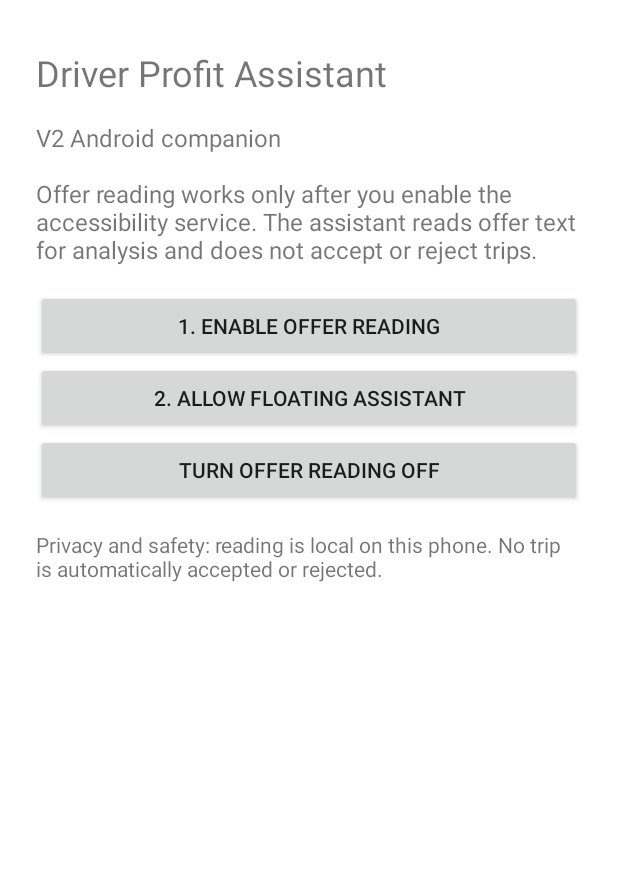
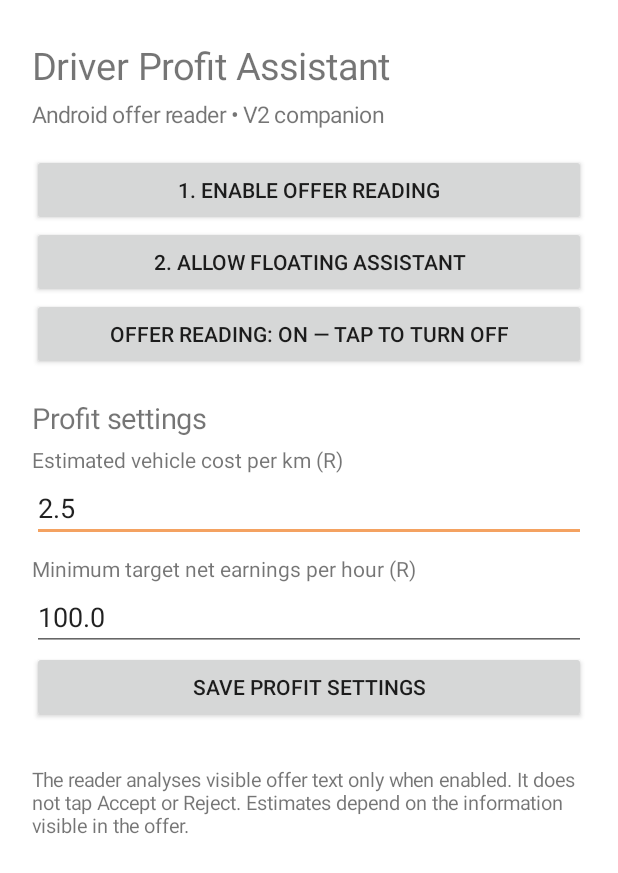
Before and after one commit to whalynbomm-blip/driver-profit-assistant-v2, an Android app: the screen it shows after launch (MainActivity), on a phone screen of 412 x 824 dp. Shown: the top 873 px of the screen. Run offline under Robolectric (Android 15) with nearby library versions, the phone set to English and light mode, and no system bars.

Commit message:
Add editable driver profit settings and reader controls

```diff
--- a/app/src/main/java/za/co/driverprofit/assistant/MainActivity.kt
+++ b/app/src/main/java/za/co/driverprofit/assistant/MainActivity.kt
@@ -4,55 +4,106 @@ import android.content.Intent
 import android.net.Uri
 import android.os.Bundle
 import android.provider.Settings
+import android.view.ViewGroup
 import android.widget.Button
+import android.widget.EditText
 import android.widget.LinearLayout
 import android.widget.TextView
 import androidx.appcompat.app.AppCompatActivity
 
 class MainActivity : AppCompatActivity() {
+    private lateinit var prefs: android.content.SharedPreferences
+    private lateinit var readerButton: Button
+    private lateinit var costInput: EditText
+    private lateinit var hourlyInput: EditText
+
     override fun onCreate(savedInstanceState: Bundle?) {
         super.onCreate(savedInstanceState)
-        val prefs = getSharedPreferences("driver_profit", MODE_PRIVATE)
+        prefs = getSharedPreferences("driver_profit", MODE_PRIVATE)
         val root = LinearLayout(this).apply {
             orientation = LinearLayout.VERTICAL
-            setPadding(36, 48, 36, 36)
+            setPadding(32, 40, 32, 32)
         }
         root.addView(TextView(this).apply {
             text = "Driver Profit Assistant"
-            textSize = 24f
+            textSize = 25f
         })
         root.addView(TextView(this).apply {
-            text = "V2 Android companion\n\nOffer reading works only after you enable the accessibility service. The assistant reads offer text for analysis and does not accept or reject trips."
-            textSize = 16f
-            setPadding(0, 24, 0, 24)
+            text = "Android offer reader • V2 companion"
+            textSize = 15f
+            setPadding(0, 8, 0, 24)
         })
         root.addView(Button(this).apply {
             text = "1. Enable offer reading"
-            setOnClickListener {
-                startActivity(Intent(Settings.ACTION_ACCESSIBILITY_SETTINGS))
-            }
+            setOnClickListener { startActivity(Intent(Settings.ACTION_ACCESSIBILITY_SETTINGS)) }
         })
         root.addView(Button(this).apply {
             text = "2. Allow floating assistant"
             setOnClickListener {
                 if (!Settings.canDrawOverlays(this@MainActivity)) {
-                    startActivity(Intent(Settings.ACTION_MANAGE_OVERLAY_PERMISSION,
-                        Uri.parse("package:$packageName")))
+                    startActivity(Intent(Settings.ACTION_MANAGE_OVERLAY_PERMISSION, Uri.parse("package:$packageName")))
                 }
             }
         })
+        readerButton = Button(this).apply { setOnClickListener { toggleReader() } }
+        root.addView(readerButton)
+        root.addView(TextView(this).apply {
+            text = "Profit settings"
+            textSize = 19f
+            setPadding(0, 28, 0, 8)
+        })
+        root.addView(TextView(this).apply { text = "Estimated vehicle cost per km (R)" })
+        costInput = EditText(this).apply {
+            inputType = android.text.InputType.TYPE_CLASS_NUMBER or android.text.InputType.TYPE_NUMBER_FLAG_DECIMAL
+            setText(prefs.getFloat("cost_per_km", 2.50f).toString())
+            hint = "e.g. 2.50"
+        }
+        root.addView(costInput, ViewGroup.LayoutParams.MATCH_PARENT, ViewGroup.LayoutParams.WRAP_CONTENT)
+        root.addView(TextView(this).apply {
+            text = "Minimum target net earnings per hour (R)"
+            setPadding(0, 12, 0, 0)
+        })
+        hourlyInput = EditText(this).apply {
+            inputType = android.text.InputType.TYPE_CLASS_NUMBER or android.text.InputType.TYPE_NUMBER_FLAG_DECIMAL
+            setText(prefs.getFloat("minimum_hourly_net", 100f).toString())
+            hint = "e.g. 100"
+        }
+        root.addView(hourlyInput, ViewGroup.LayoutParams.MATCH_PARENT, ViewGroup.LayoutParams.WRAP_CONTENT)
         root.addView(Button(this).apply {
-            text = if (prefs.getBoolean("reader_enabled", true)) "Turn offer reading OFF" else "Turn offer reading ON"
-            setOnClickListener {
-                val enabled = !prefs.getBoolean("reader_enabled", true)
-                prefs.edit().putBoolean("reader_enabled", enabled).apply()
-                text = if (enabled) "Turn offer reading OFF" else "Turn offer reading ON"
-            }
+            text = "Save profit settings"
+            setOnClickListener { saveSettings() }
         })
         root.addView(TextView(this).apply {
-            text = "\nPrivacy and safety: reading is local on this phone. No trip is automatically accepted or rejected."
-            textSize = 14f
+            text = "\nThe reader analyses visible offer text only when enabled. It does not tap Accept or Reject. Estimates depend on the information visible in the offer."
+            textSize = 13f
+            setPadding(0, 20, 0, 0)
         })
         setContentView(root)
+        refreshReaderButton()
+    }
+
+    private fun toggleReader() {
+        val enabled = !prefs.getBoolean("reader_enabled", true)
+        prefs.edit().putBoolean("reader_enabled", enabled).apply()
+        refreshReaderButton()
+    }
+
+    private fun refreshReaderButton() {
+        readerButton.text = if (prefs.getBoolean("reader_enabled", true))
+            "Offer reading: ON — tap to turn OFF" else "Offer reading: OFF — tap to turn ON"
+    }
+
+    private fun saveSettings() {
+        val cost = costInput.text.toString().toFloatOrNull()
+        val hourly = hourlyInput.text.toString().toFloatOrNull()
+        if (cost == null || hourly == null || cost < 0 || hourly < 0) {
+            costInput.error = "Enter valid non-negative amounts"
+            return
+        }
+        prefs.edit()
+            .putFloat("cost_per_km", cost)
+            .putFloat("minimum_hourly_net", hourly)
+            .apply()
+        android.widget.Toast.makeText(this, "Profit settings saved", android.widget.Toast.LENGTH_SHORT).show()
     }
 }
```
